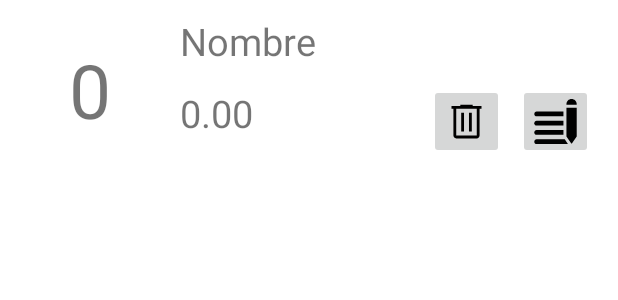
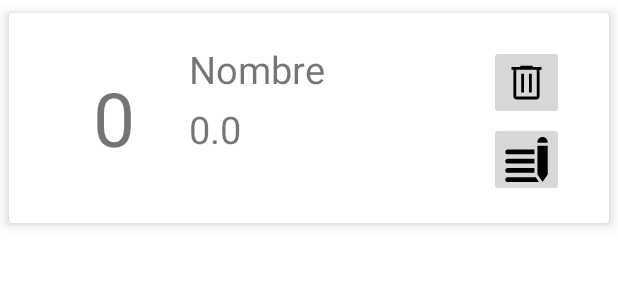
Before and after one commit to ivereats/ListadoProd, an Android app: the layout itemlista.xml on its own in the app's theme, with its tools: preview values and no code run, on a phone screen of 412 x 824 dp. Shown: the top 300 px of the screen. Run offline under Robolectric (Android 15) with nearby library versions, the phone set to English and light mode, and no system bars.

Commit message:
Agregue modificaciones al diseño

```diff
--- a/app/src/main/res/layout/itemlista.xml
+++ b/app/src/main/res/layout/itemlista.xml
@@ -1,21 +1,26 @@
 <?xml version="1.0" encoding="utf-8"?>
-<androidx.constraintlayout.widget.ConstraintLayout xmlns:android="http://schemas.android.com/apk/res/android"
+<androidx.cardview.widget.CardView xmlns:android="http://schemas.android.com/apk/res/android"
     xmlns:app="http://schemas.android.com/apk/res-auto"
-    xmlns:tools="http://schemas.android.com/tools"
-    android:id="@+id/clLista"
+    android:id="@+id/cardView"
     android:layout_width="match_parent"
-    android:layout_height="120dp"
-    app:cardCornerRadius="100dp"
-    app:cardElevation="4dp"
+    android:layout_height="wrap_content"
+    android:padding="30dp"
+    app:cardElevation="5dp"
     app:cardUseCompatPadding="true">
+
+
+    <RelativeLayout
+        android:layout_width="match_parent"
+        android:layout_height="wrap_content">
 
         <TextView
             android:id="@+id/tvCodProd"
             android:layout_width="100dp"
             android:layout_height="100dp"
-        android:layout_marginLeft="10dp"
-        android:layout_marginTop="10dp"
-        android:layout_marginBottom="10dp"
+            android:layout_marginStart="20dp"
+            android:layout_marginTop="20dp"
+            android:layout_marginEnd="20dp"
+            android:layout_marginBottom="20dp"
             android:gravity="center"
             android:text="0"
             android:textSize="50sp"
@@ -26,57 +31,62 @@
 
         <TextView
             android:id="@+id/tvNombreProd"
-        android:layout_width="0dp"
-        android:layout_height="40dp"
-        android:layout_marginLeft="10dp"
-        android:layout_marginTop="10dp"
+            android:layout_width="match_parent"
+            android:layout_height="wrap_content"
+            android:layout_marginLeft="120dp"
+            android:layout_marginTop="20dp"
             android:layout_marginRight="10dp"
             android:text="Nombre"
             android:textSize="25sp"
-        app:layout_constraintLeft_toRightOf="@id/tvCodProd"
+            app:layout_constraintLeft_toRightOf="@+id/tvCodProd"
             app:layout_constraintRight_toRightOf="parent"
             app:layout_constraintTop_toTopOf="parent" />
 
         <TextView
             android:id="@+id/tvPrecioProd"
-        android:layout_width="162dp"
-        android:layout_height="47dp"
-        android:layout_marginLeft="10dp"
-        android:layout_marginTop="8dp"
+            android:layout_width="match_parent"
+            android:layout_height="wrap_content"
+            android:layout_marginLeft="120dp"
+            android:layout_marginTop="60dp"
             android:layout_marginRight="10dp"
-        android:text="0.00"
+            android:text="0.0"
             android:textSize="25sp"
-        app:layout_constraintHorizontal_bias="0.0"
             app:layout_constraintLeft_toRightOf="@+id/tvCodProd"
             app:layout_constraintRight_toRightOf="parent"
             app:layout_constraintTop_toBottomOf="@+id/tvNombreProd" />
+
+        <LinearLayout
+            android:layout_width="wrap_content"
+            android:layout_height="wrap_content"
+            android:layout_alignEnd="@+id/tvPrecioProd"
+            android:layout_marginLeft="200dp"
+            android:layout_marginTop="20dp"
+            android:layout_marginEnd="10dp"
+            android:gravity="start"
+            android:orientation="vertical">
 
             <ImageButton
                 android:id="@+id/btnElim"
                 android:layout_width="50dp"
                 android:layout_height="50dp"
-        android:contentDescription="@string/app_name"
+                android:layout_marginLeft="20dp"
+                android:layout_marginTop="1dp"
+                android:layout_marginRight="10dp"
                 android:src="@drawable/ic_eliminaricon"
-        app:layout_constraintBottom_toBottomOf="parent"
-        app:layout_constraintEnd_toEndOf="parent"
-        app:layout_constraintHorizontal_bias="0.05"
-        app:layout_constraintStart_toEndOf="@+id/tvPrecioProd"
-        app:layout_constraintTop_toBottomOf="@+id/tvNombreProd"
-        app:layout_constraintVertical_bias="0.3" />
+                android:textSize="11sp" />
 
             <ImageButton
                 android:id="@+id/btnEditar"
                 android:layout_width="50dp"
                 android:layout_height="50dp"
-        android:layout_marginTop="6dp"
-        android:contentDescription="@string/app_name"
+                android:layout_marginLeft="20dp"
+                android:layout_marginTop="1dp"
+                android:layout_marginRight="10dp"
                 android:src="@drawable/ic_edit_svgrepo_com__1_"
-        android:textSize="10dp"
-        app:layout_constraintBottom_toBottomOf="parent"
-        app:layout_constraintEnd_toEndOf="parent"
-        app:layout_constraintHorizontal_bias="0.36"
-        app:layout_constraintStart_toEndOf="@+id/btnElim"
-        app:layout_constraintTop_toBottomOf="@+id/tvNombreProd"
-        app:layout_constraintVertical_bias="0.0" />
+                android:textSize="11sp" />
 
-</androidx.constraintlayout.widget.ConstraintLayout>
+        </LinearLayout>
+
+    </RelativeLayout>
+
+</androidx.cardview.widget.CardView>
```
Lines whose indentation alone changed are shown as unchanged.
